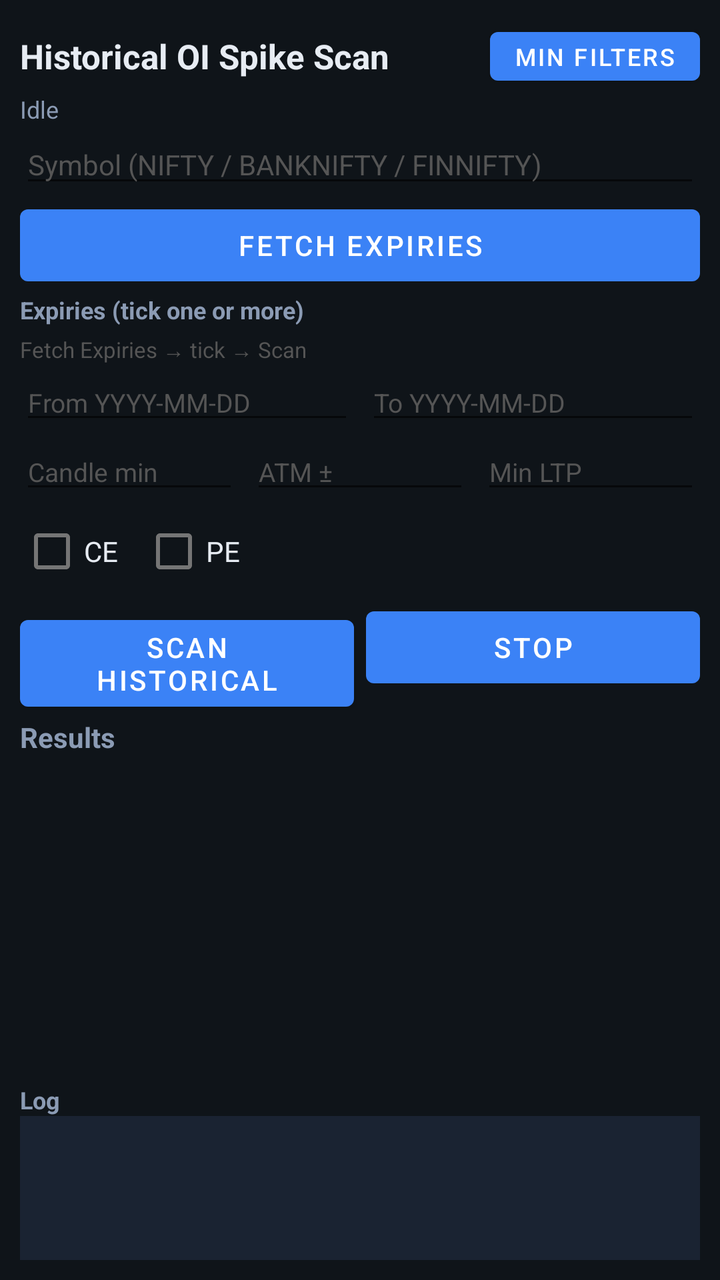
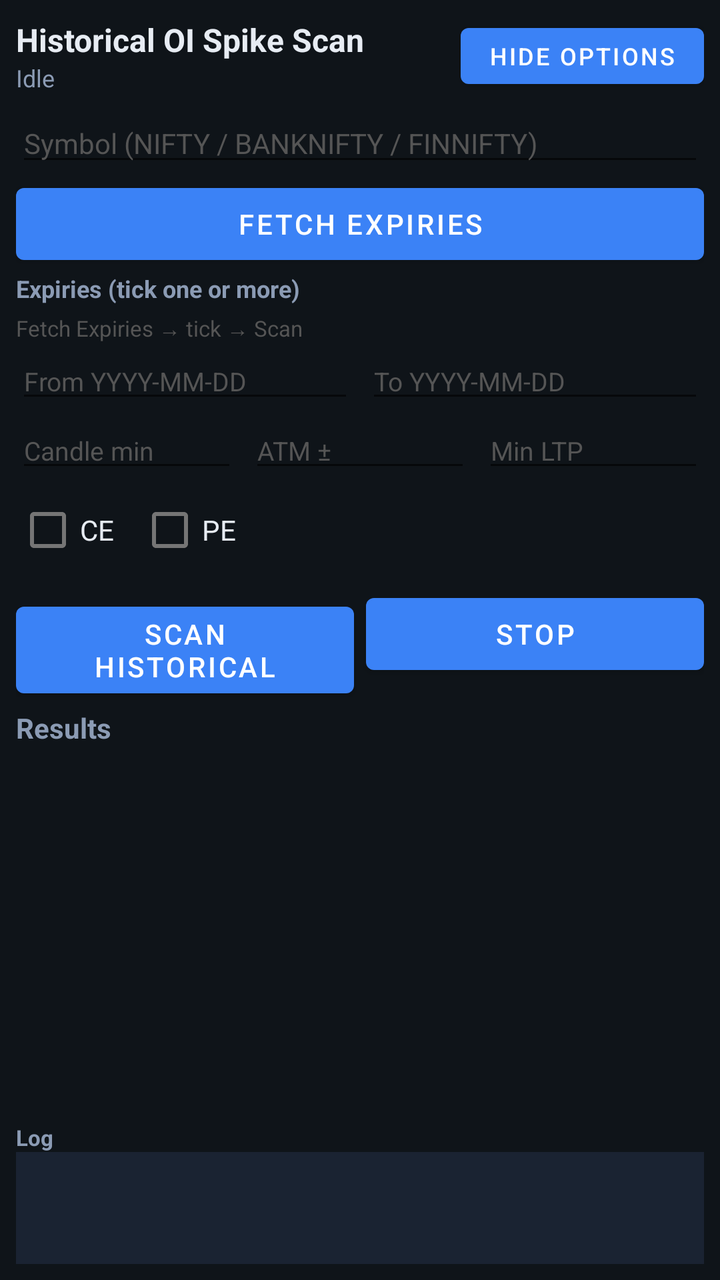

Compare the two renders of this Android layout. The source of the first and the diff that turns it into the second are given below.
<!-- AndroidManifest.xml: application theme Theme.OISpikeDetector -->
<!-- res/layout/activity_historical.xml -->
<?xml version="1.0" encoding="utf-8"?>
<LinearLayout xmlns:android="http://schemas.android.com/apk/res/android"
    android:layout_width="match_parent"
    android:layout_height="match_parent"
    android:orientation="vertical"
    android:padding="10dp"
    android:background="#0F1419">

    <LinearLayout
        android:layout_width="match_parent"
        android:layout_height="wrap_content"
        android:orientation="horizontal"
        android:gravity="center_vertical">
        <TextView
            android:layout_width="0dp"
            android:layout_height="wrap_content"
            android:layout_weight="1"
            android:text="Historical OI Spike Scan"
            android:textColor="#E7ECF3"
            android:textSize="17sp"
            android:textStyle="bold" />
        <Button
            android:id="@+id/btnToggleFilters"
            android:layout_width="wrap_content"
            android:layout_height="wrap_content"
            android:minHeight="0dp"
            android:minWidth="0dp"
            android:paddingLeft="12dp"
            android:paddingRight="12dp"
            android:text="Min filters"
            android:textSize="12sp" />
    </LinearLayout>

    <TextView
        android:id="@+id/histStatus"
        android:layout_width="match_parent"
        android:layout_height="wrap_content"
        android:text="Idle"
        android:textColor="#8B9BB4"
        android:textSize="12sp" />

    
    <LinearLayout
        android:id="@+id/histFiltersPanel"
        android:layout_width="match_parent"
        android:layout_height="wrap_content"
        android:orientation="vertical">

        <EditText
            android:id="@+id/histSymbol"
            android:layout_width="match_parent"
            android:layout_height="wrap_content"
            android:hint="Symbol (NIFTY / BANKNIFTY / FINNIFTY)"
            android:textColor="#E7ECF3"
            android:textColorHint="#555"
            android:inputType="textCapCharacters"
            android:textSize="14sp" />

        <Button
            android:id="@+id/btnFetchExpiries"
            android:layout_width="match_parent"
            android:layout_height="wrap_content"
            android:text="Fetch Expiries" />

        <TextView
            android:layout_width="match_parent"
            android:layout_height="wrap_content"
            android:text="Expiries (tick one or more)"
            android:textColor="#8B9BB4"
            android:textStyle="bold"
            android:textSize="12sp" />

        <HorizontalScrollView
            android:layout_width="match_parent"
            android:layout_height="wrap_content">
            <LinearLayout
                android:id="@+id/histExpiryBox"
                android:layout_width="wrap_content"
                android:layout_height="wrap_content"
                android:orientation="horizontal"
                android:padding="2dp" />
        </HorizontalScrollView>

        <TextView
            android:id="@+id/histExpiryHint"
            android:layout_width="match_parent"
            android:layout_height="wrap_content"
            android:text="Fetch Expiries → tick → Scan"
            android:textColor="#555"
            android:textSize="11sp" />

        <LinearLayout
            android:layout_width="match_parent"
            android:layout_height="wrap_content"
            android:orientation="horizontal">
            <EditText
                android:id="@+id/histFrom"
                android:layout_width="0dp"
                android:layout_height="wrap_content"
                android:layout_weight="1"
                android:hint="From YYYY-MM-DD"
                android:textColor="#E7ECF3"
                android:textColorHint="#555"
                android:textSize="13sp" />
            <EditText
                android:id="@+id/histTo"
                android:layout_width="0dp"
                android:layout_height="wrap_content"
                android:layout_weight="1"
                android:layout_marginStart="6dp"
                android:hint="To YYYY-MM-DD"
                android:textColor="#E7ECF3"
                android:textColorHint="#555"
                android:textSize="13sp" />
        </LinearLayout>

        <LinearLayout
            android:layout_width="match_parent"
            android:layout_height="wrap_content"
            android:orientation="horizontal">
            <EditText
                android:id="@+id/histInterval"
                android:layout_width="0dp"
                android:layout_height="wrap_content"
                android:layout_weight="1"
                android:hint="Candle min"
                android:inputType="number"
                android:textColor="#E7ECF3"
                android:textColorHint="#555"
                android:textSize="13sp" />
            <EditText
                android:id="@+id/histAtm"
                android:layout_width="0dp"
                android:layout_height="wrap_content"
                android:layout_weight="1"
                android:layout_marginStart="6dp"
                android:hint="ATM ±"
                android:inputType="number"
                android:textColor="#E7ECF3"
                android:textColorHint="#555"
                android:textSize="13sp" />
            <EditText
                android:id="@+id/histMinLtp"
                android:layout_width="0dp"
                android:layout_height="wrap_content"
                android:layout_weight="1"
                android:layout_marginStart="6dp"
                android:hint="Min LTP"
                android:inputType="numberDecimal"
                android:textColor="#E7ECF3"
                android:textColorHint="#555"
                android:textSize="13sp" />
        </LinearLayout>

        <LinearLayout
            android:layout_width="match_parent"
            android:layout_height="wrap_content"
            android:orientation="horizontal"
            android:gravity="center_vertical">
            <CheckBox
                android:id="@+id/histCe"
                android:layout_width="wrap_content"
                android:layout_height="wrap_content"
                android:text="CE"
                android:textColor="#E7ECF3" />
            <CheckBox
                android:id="@+id/histPe"
                android:layout_width="wrap_content"
                android:layout_height="wrap_content"
                android:layout_marginStart="12dp"
                android:text="PE"
                android:textColor="#E7ECF3" />
        </LinearLayout>
    </LinearLayout>

    <LinearLayout
        android:layout_width="match_parent"
        android:layout_height="wrap_content"
        android:orientation="horizontal">
        <Button
            android:id="@+id/btnHistScan"
            android:layout_width="0dp"
            android:layout_height="wrap_content"
            android:layout_weight="1"
            android:text="Scan Historical" />
        <Button
            android:id="@+id/btnHistStop"
            android:layout_width="0dp"
            android:layout_height="wrap_content"
            android:layout_marginStart="6dp"
            android:layout_weight="1"
            android:text="Stop" />
    </LinearLayout>

    <TextView
        android:layout_width="match_parent"
        android:layout_height="wrap_content"
        android:layout_marginTop="4dp"
        android:text="Results"
        android:textColor="#8B9BB4"
        android:textStyle="bold" />

    
    <androidx.recyclerview.widget.RecyclerView
        android:id="@+id/histList"
        android:layout_width="match_parent"
        android:layout_height="0dp"
        android:layout_weight="1"
        android:layout_marginTop="2dp" />

    <TextView
        android:layout_width="match_parent"
        android:layout_height="wrap_content"
        android:text="Log"
        android:textColor="#8B9BB4"
        android:textStyle="bold"
        android:textSize="12sp" />

    <ScrollView
        android:layout_width="match_parent"
        android:layout_height="72dp"
        android:background="#1A2332">
        <TextView
            android:id="@+id/histLog"
            android:layout_width="match_parent"
            android:layout_height="wrap_content"
            android:fontFamily="monospace"
            android:padding="6dp"
            android:textColor="#8B9BB4"
            android:textSize="11sp" />
    </ScrollView>
</LinearLayout>
<!-- resources referenced by this layout -->
<resources>
  <style name="Theme.OISpikeDetector" parent="Theme.MaterialComponents.DayNight.DarkActionBar">
          <item name="colorPrimary">#3B82F6</item>
          <item name="colorPrimaryVariant">#1D4ED8</item>
          <item name="colorOnPrimary">#FFFFFF</item>
          <item name="android:statusBarColor">#0F1419</item>
          <item name="android:windowBackground">#0F1419</item>
      </style>
</resources>

<!-- the commit's change to res/layout/activity_historical.xml (unified diff, before → after) -->
@@ -3,180 +3,191 @@
     android:layout_width="match_parent"
     android:layout_height="match_parent"
     android:orientation="vertical"
-    android:padding="10dp"
+    android:padding="8dp"
     android:background="#0F1419">
 
+    
     <LinearLayout
         android:layout_width="match_parent"
         android:layout_height="wrap_content"
         android:orientation="horizontal"
         android:gravity="center_vertical">
-        <TextView
+        <LinearLayout
             android:layout_width="0dp"
             android:layout_height="wrap_content"
             android:layout_weight="1"
-            android:text="Historical OI Spike Scan"
-            android:textColor="#E7ECF3"
-            android:textSize="17sp"
-            android:textStyle="bold" />
+            android:orientation="vertical">
+            <TextView
+                android:layout_width="match_parent"
+                android:layout_height="wrap_content"
+                android:text="Historical OI Spike Scan"
+                android:textColor="#E7ECF3"
+                android:textSize="16sp"
+                android:textStyle="bold" />
+            <TextView
+                android:id="@+id/histStatus"
+                android:layout_width="match_parent"
+                android:layout_height="wrap_content"
+                android:text="Idle"
+                android:textColor="#8B9BB4"
+                android:textSize="12sp" />
+        </LinearLayout>
         <Button
             android:id="@+id/btnToggleFilters"
             android:layout_width="wrap_content"
-            android:layout_height="wrap_content"
-            android:minHeight="0dp"
+            android:layout_height="40dp"
             android:minWidth="0dp"
-            android:paddingLeft="12dp"
-            android:paddingRight="12dp"
-            android:text="Min filters"
+            android:paddingLeft="14dp"
+            android:paddingRight="14dp"
+            android:text="Hide options"
             android:textSize="12sp" />
     </LinearLayout>
 
-    <TextView
-        android:id="@+id/histStatus"
-        android:layout_width="match_parent"
-        android:layout_height="wrap_content"
-        android:text="Idle"
-        android:textColor="#8B9BB4"
-        android:textSize="12sp" />
-
     
-    <LinearLayout
+    <ScrollView
         android:id="@+id/histFiltersPanel"
         android:layout_width="match_parent"
         android:layout_height="wrap_content"
-        android:orientation="vertical">
-
-        <EditText
-            android:id="@+id/histSymbol"
-            android:layout_width="match_parent"
-            android:layout_height="wrap_content"
-            android:hint="Symbol (NIFTY / BANKNIFTY / FINNIFTY)"
-            android:textColor="#E7ECF3"
-            android:textColorHint="#555"
-            android:inputType="textCapCharacters"
-            android:textSize="14sp" />
-
-        <Button
-            android:id="@+id/btnFetchExpiries"
-            android:layout_width="match_parent"
-            android:layout_height="wrap_content"
-            android:text="Fetch Expiries" />
-
-        <TextView
-            android:layout_width="match_parent"
-            android:layout_height="wrap_content"
-            android:text="Expiries (tick one or more)"
-            android:textColor="#8B9BB4"
-            android:textStyle="bold"
-            android:textSize="12sp" />
-
-        <HorizontalScrollView
-            android:layout_width="match_parent"
-            android:layout_height="wrap_content">
-            <LinearLayout
-                android:id="@+id/histExpiryBox"
-                android:layout_width="wrap_content"
-                android:layout_height="wrap_content"
-                android:orientation="horizontal"
-                android:padding="2dp" />
-        </HorizontalScrollView>
-
-        <TextView
-            android:id="@+id/histExpiryHint"
-            android:layout_width="match_parent"
-            android:layout_height="wrap_content"
-            android:text="Fetch Expiries → tick → Scan"
-            android:textColor="#555"
-            android:textSize="11sp" />
-
+        android:layout_marginTop="4dp"
+        android:maxHeight="280dp">
         <LinearLayout
             android:layout_width="match_parent"
             android:layout_height="wrap_content"
-            android:orientation="horizontal">
+            android:orientation="vertical">
+
             <EditText
-                android:id="@+id/histFrom"
-                android:layout_width="0dp"
-                android:layout_height="wrap_content"
-                android:layout_weight="1"
-                android:hint="From YYYY-MM-DD"
+                android:id="@+id/histSymbol"
+                android:layout_width="match_parent"
+                android:layout_height="wrap_content"
+                android:hint="Symbol (NIFTY / BANKNIFTY / FINNIFTY)"
                 android:textColor="#E7ECF3"
                 android:textColorHint="#555"
-                android:textSize="13sp" />
-            <EditText
-                android:id="@+id/histTo"
-                android:layout_width="0dp"
-                android:layout_height="wrap_content"
-                android:layout_weight="1"
-                android:layout_marginStart="6dp"
-                android:hint="To YYYY-MM-DD"
-                android:textColor="#E7ECF3"
-                android:textColorHint="#555"
-                android:textSize="13sp" />
+                android:inputType="textCapCharacters"
+                android:textSize="14sp" />
+
+            <Button
+                android:id="@+id/btnFetchExpiries"
+                android:layout_width="match_parent"
+                android:layout_height="wrap_content"
+                android:text="Fetch Expiries" />
+
+            <TextView
+                android:layout_width="match_parent"
+                android:layout_height="wrap_content"
+                android:text="Expiries (tick one or more)"
+                android:textColor="#8B9BB4"
+                android:textStyle="bold"
+                android:textSize="12sp" />
+
+            <HorizontalScrollView
+                android:layout_width="match_parent"
+                android:layout_height="wrap_content">
+                <LinearLayout
+                    android:id="@+id/histExpiryBox"
+                    android:layout_width="wrap_content"
+                    android:layout_height="wrap_content"
+                    android:orientation="horizontal"
+                    android:padding="2dp" />
+            </HorizontalScrollView>
+
+            <TextView
+                android:id="@+id/histExpiryHint"
+                android:layout_width="match_parent"
+                android:layout_height="wrap_content"
+                android:text="Fetch Expiries → tick → Scan"
+                android:textColor="#555"
+                android:textSize="11sp" />
+
+            <LinearLayout
+                android:layout_width="match_parent"
+                android:layout_height="wrap_content"
+                android:orientation="horizontal">
+                <EditText
+                    android:id="@+id/histFrom"
+                    android:layout_width="0dp"
+                    android:layout_height="wrap_content"
+                    android:layout_weight="1"
+                    android:hint="From YYYY-MM-DD"
+                    android:textColor="#E7ECF3"
+                    android:textColorHint="#555"
+                    android:textSize="13sp" />
+                <EditText
+                    android:id="@+id/histTo"
+                    android:layout_width="0dp"
+                    android:layout_height="wrap_content"
+                    android:layout_weight="1"
+                    android:layout_marginStart="6dp"
+                    android:hint="To YYYY-MM-DD"
+                    android:textColor="#E7ECF3"
+                    android:textColorHint="#555"
+                    android:textSize="13sp" />
+            </LinearLayout>
+
+            <LinearLayout
+                android:layout_width="match_parent"
+                android:layout_height="wrap_content"
+                android:orientation="horizontal">
+                <EditText
+                    android:id="@+id/histInterval"
+                    android:layout_width="0dp"
+                    android:layout_height="wrap_content"
+                    android:layout_weight="1"
+                    android:hint="Candle min"
+                    android:inputType="number"
+                    android:textColor="#E7ECF3"
+                    android:textColorHint="#555"
+                    android:textSize="13sp" />
+                <EditText
+                    android:id="@+id/histAtm"
+                    android:layout_width="0dp"
+                    android:layout_height="wrap_content"
+                    android:layout_weight="1"
+                    android:layout_marginStart="6dp"
+                    android:hint="ATM ±"
+                    android:inputType="number"
+                    android:textColor="#E7ECF3"
+                    android:textColorHint="#555"
+                    android:textSize="13sp" />
+                <EditText
+                    android:id="@+id/histMinLtp"
+                    android:layout_width="0dp"
+                    android:layout_height="wrap_content"
+                    android:layout_weight="1"
+                    android:layout_marginStart="6dp"
+                    android:hint="Min LTP"
+                    android:inputType="numberDecimal"
+                    android:textColor="#E7ECF3"
+                    android:textColorHint="#555"
+                    android:textSize="13sp" />
+            </LinearLayout>
+
+            <LinearLayout
+                android:layout_width="match_parent"
+                android:layout_height="wrap_content"
+                android:orientation="horizontal"
+                android:gravity="center_vertical">
+                <CheckBox
+                    android:id="@+id/histCe"
+                    android:layout_width="wrap_content"
+                    android:layout_height="wrap_content"
+                    android:text="CE"
+                    android:textColor="#E7ECF3" />
+                <CheckBox
+                    android:id="@+id/histPe"
+                    android:layout_width="wrap_content"
+                    android:layout_height="wrap_content"
+                    android:layout_marginStart="12dp"
+                    android:text="PE"
+                    android:textColor="#E7ECF3" />
+            </LinearLayout>
         </LinearLayout>
-
-        <LinearLayout
-            android:layout_width="match_parent"
-            android:layout_height="wrap_content"
-            android:orientation="horizontal">
-            <EditText
-                android:id="@+id/histInterval"
-                android:layout_width="0dp"
-                android:layout_height="wrap_content"
-                android:layout_weight="1"
-                android:hint="Candle min"
-                android:inputType="number"
-                android:textColor="#E7ECF3"
-                android:textColorHint="#555"
-                android:textSize="13sp" />
-            <EditText
-                android:id="@+id/histAtm"
-                android:layout_width="0dp"
-                android:layout_height="wrap_content"
-                android:layout_weight="1"
-                android:layout_marginStart="6dp"
-                android:hint="ATM ±"
-                android:inputType="number"
-                android:textColor="#E7ECF3"
-                android:textColorHint="#555"
-                android:textSize="13sp" />
-            <EditText
-                android:id="@+id/histMinLtp"
-                android:layout_width="0dp"
-                android:layout_height="wrap_content"
-                android:layout_weight="1"
-                android:layout_marginStart="6dp"
-                android:hint="Min LTP"
-                android:inputType="numberDecimal"
-                android:textColor="#E7ECF3"
-                android:textColorHint="#555"
-                android:textSize="13sp" />
-        </LinearLayout>
-
-        <LinearLayout
-            android:layout_width="match_parent"
-            android:layout_height="wrap_content"
-            android:orientation="horizontal"
-            android:gravity="center_vertical">
-            <CheckBox
-                android:id="@+id/histCe"
-                android:layout_width="wrap_content"
-                android:layout_height="wrap_content"
-                android:text="CE"
-                android:textColor="#E7ECF3" />
-            <CheckBox
-                android:id="@+id/histPe"
-                android:layout_width="wrap_content"
-                android:layout_height="wrap_content"
-                android:layout_marginStart="12dp"
-                android:text="PE"
-                android:textColor="#E7ECF3" />
-        </LinearLayout>
-    </LinearLayout>
+    </ScrollView>
 
     <LinearLayout
         android:layout_width="match_parent"
         android:layout_height="wrap_content"
-        android:orientation="horizontal">
+        android:orientation="horizontal"
+        android:layout_marginTop="4dp">
         <Button
             android:id="@+id/btnHistScan"
             android:layout_width="0dp"
@@ -195,7 +206,7 @@
     <TextView
         android:layout_width="match_parent"
         android:layout_height="wrap_content"
-        android:layout_marginTop="4dp"
+        android:layout_marginTop="6dp"
         android:text="Results"
         android:textColor="#8B9BB4"
         android:textStyle="bold" />
@@ -206,27 +217,30 @@
         android:layout_width="match_parent"
         android:layout_height="0dp"
         android:layout_weight="1"
-        android:layout_marginTop="2dp" />
+        android:layout_marginTop="2dp"
+        android:clipToPadding="false" />
 
     <TextView
+        android:id="@+id/histLogLabel"
         android:layout_width="match_parent"
         android:layout_height="wrap_content"
         android:text="Log"
         android:textColor="#8B9BB4"
         android:textStyle="bold"
-        android:textSize="12sp" />
+        android:textSize="11sp" />
 
     <ScrollView
-        android:layout_width="match_parent"
-        android:layout_height="72dp"
+        android:id="@+id/histLogScroll"
+        android:layout_width="match_parent"
+        android:layout_height="56dp"
         android:background="#1A2332">
         <TextView
             android:id="@+id/histLog"
             android:layout_width="match_parent"
             android:layout_height="wrap_content"
             android:fontFamily="monospace"
-            android:padding="6dp"
+            android:padding="4dp"
             android:textColor="#8B9BB4"
-            android:textSize="11sp" />
+            android:textSize="10sp" />
     </ScrollView>
 </LinearLayout>
